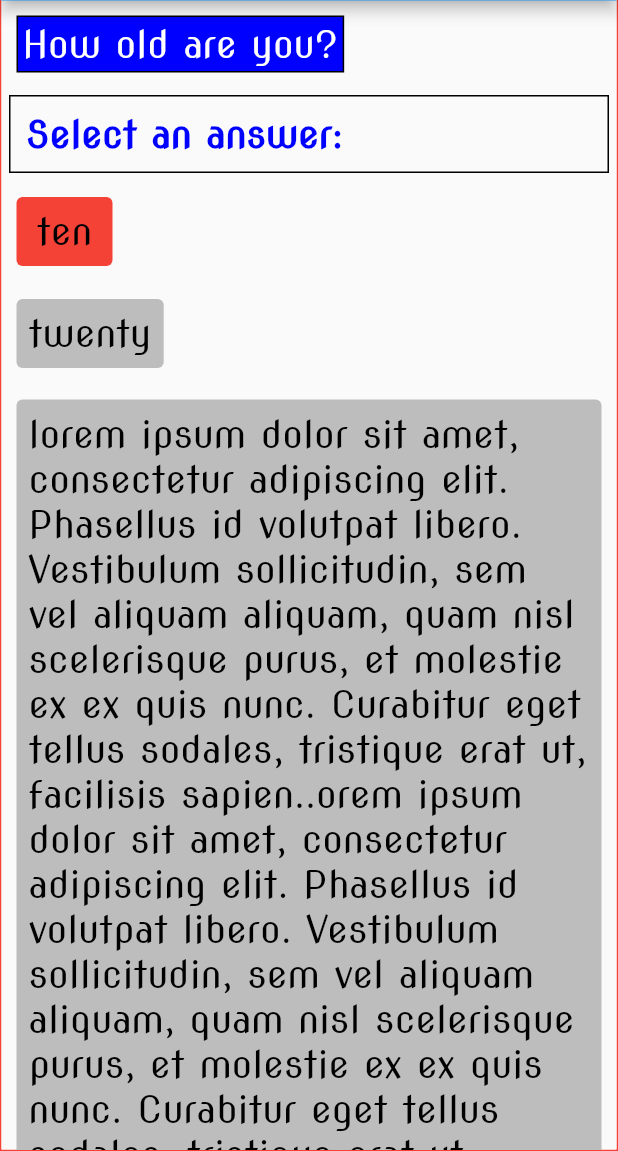
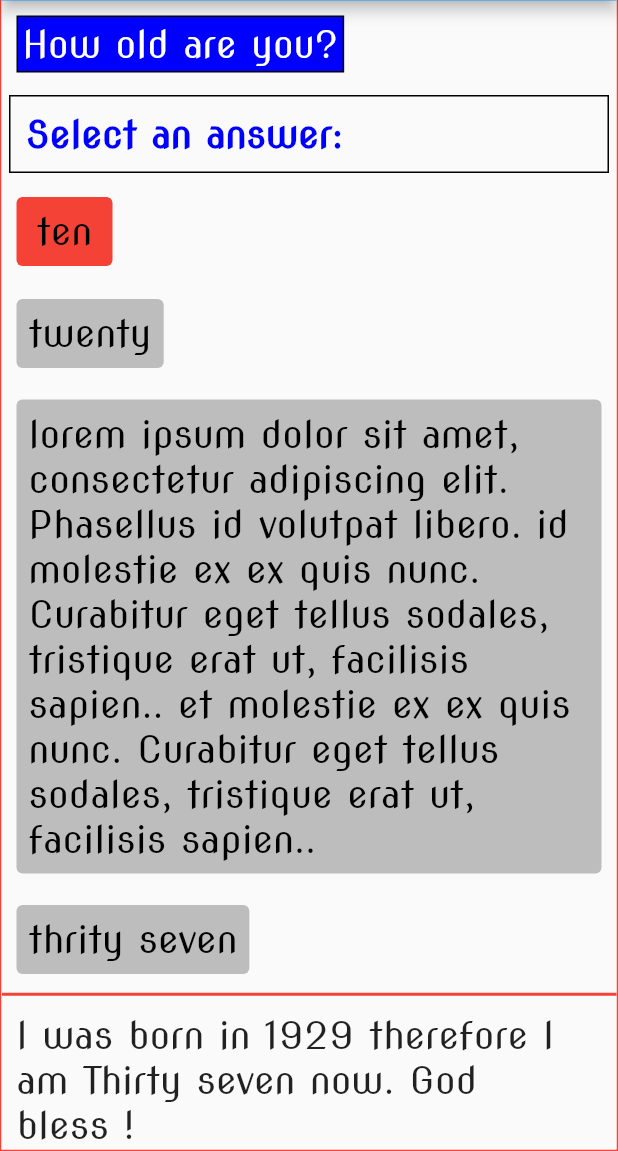
Before and after one commit to patishavir/trivia_guru, a Flutter app: the screen it shows after launch, after a tap on "ten", on a phone screen of 412 x 824 dp, the part 85-1236 px from its top. Run offline on Flutter 3.47's test engine with Material 2 defaults, Android fonts, the phone set to English and light mode, and no system bars.

Commit message:
trivia_guru commit 20221123

```diff
--- a/lib/screens/multiple_choice_question_form.dart
+++ b/lib/screens/multiple_choice_question_form.dart
@@ -1,5 +1,3 @@
-import 'dart:ui';
-
 import 'package:flutter/material.dart';
 
 import '../common/logging_utils.dart';
@@ -157,6 +155,7 @@ class _MyHomePageState extends State<MyHomePage> {
       );
       widgetList.add(answerButtonList[i]);
     }
+
     // add divider
     widgetList.add(const Divider(
       color: Colors.red,
@@ -172,6 +171,7 @@ class _MyHomePageState extends State<MyHomePage> {
                 style: Theme.of(context).textTheme.bodyText1)),
       );
     }
+
     Container bottomRowContainer = Container(
       margin: const EdgeInsets.all(10.0),
       child: Row(
@@ -193,11 +193,18 @@ class _MyHomePageState extends State<MyHomePage> {
                 fontSize: AppConfig.fontSize,
                 backgroundColor: Colors.red,
                 color: Colors.white),
-          )
+          ),
+          const Spacer(),
+          const IconButton(
+              icon: Icon(Icons.arrow_right),
+              onPressed: null,
+              iconSize: 100,
+              color: Colors.blue),
         ],
       ),
     );
     widgetList.add(bottomRowContainer);
+
     return widgetList;
   }
 }
--- a/lib/utils/questions_utils.dart
+++ b/lib/utils/questions_utils.dart
@@ -9,7 +9,7 @@ class QuestionsUtil {
     List<String> answers = [
       'ten',
       'twenty',
-      'lorem ipsum dolor sit amet, consectetur adipiscing elit. Phasellus id volutpat libero. Vestibulum sollicitudin, sem vel aliquam aliquam, quam nisl scelerisque purus, et molestie ex ex quis nunc. Curabitur eget tellus sodales, tristique erat ut, facilisis sapien..orem ipsum dolor sit amet, consectetur adipiscing elit. Phasellus id volutpat libero. Vestibulum sollicitudin, sem vel aliquam aliquam, quam nisl scelerisque purus, et molestie ex ex quis nunc. Curabitur eget tellus sodales, tristique erat ut, facilisis sapien.. et molestie ex ex quis nunc. Curabitur eget tellus sodales, tristique erat ut, facilisis sapien..',
+      'lorem ipsum dolor sit amet, consectetur adipiscing elit. Phasellus id volutpat libero. id molestie ex ex quis nunc. Curabitur eget tellus sodales, tristique erat ut, facilisis sapien.. et molestie ex ex quis nunc. Curabitur eget tellus sodales, tristique erat ut, facilisis sapien..',
       'thrity seven'
     ];
     int difficulty = 1;
```
